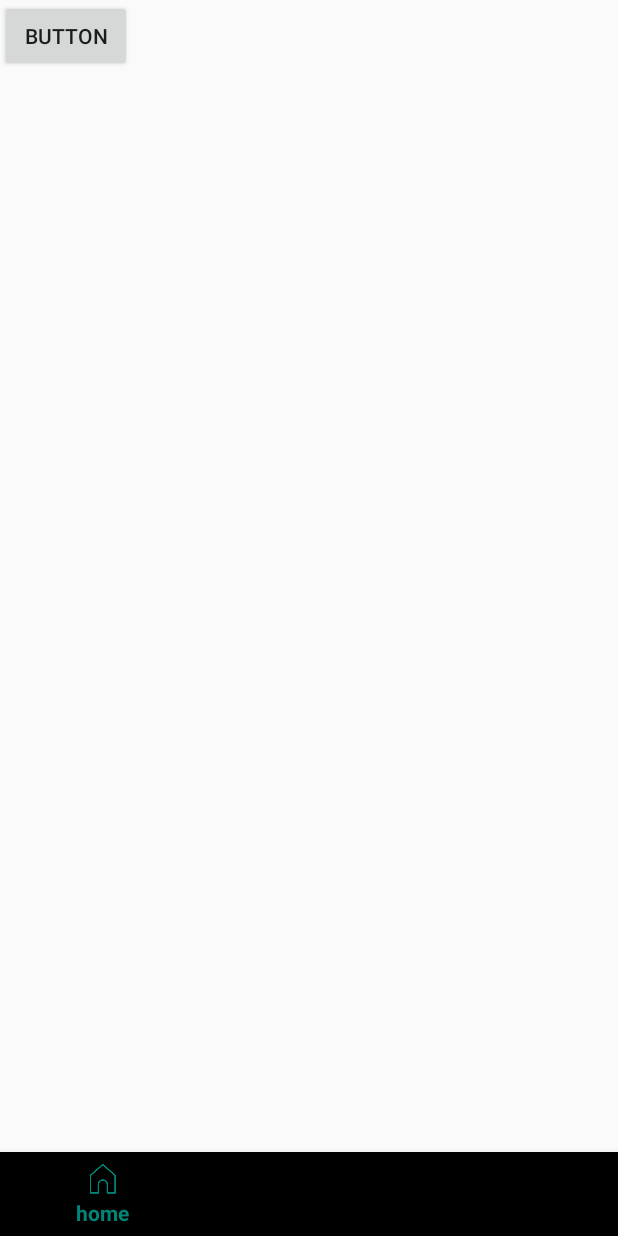
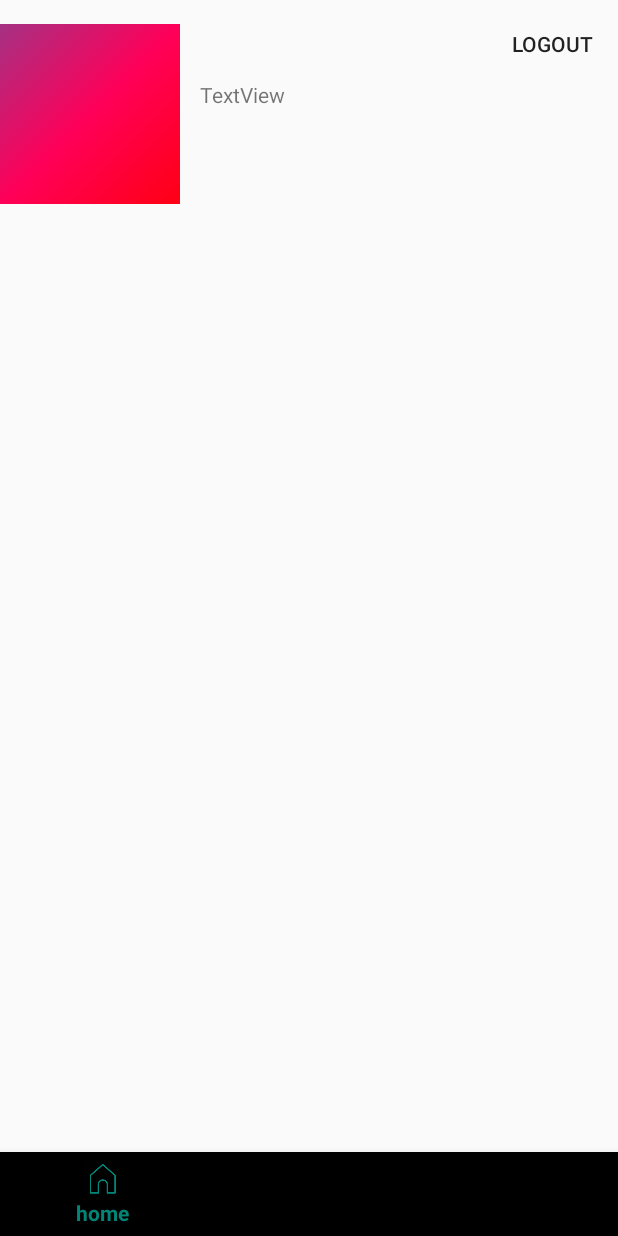
Before and after one commit to aasthashah999/Instagram, an Android app: the fragment profileFragment placed in its activity, on a phone screen of 412 x 824 dp. Run offline under Robolectric (Android 15) with nearby library versions, the phone set to English and light mode, and no system bars; libraries missing offline, so code that uses them is left out: com.parse; pictures from the network do not load; 8 statements that could not run were skipped.

Commit message:
Commit that includes a working profile View with the ability to set a profile image. However, the profile image is not being sent to the server.

```diff
--- a/app/src/main/java/com/example/instagram/fragments/profileFragment.java
+++ b/app/src/main/java/com/example/instagram/fragments/profileFragment.java
@@ -1,11 +1,19 @@
 package com.example.instagram.fragments;
 
 import android.content.Intent;
+import android.database.Cursor;
+import android.graphics.BitmapFactory;
+import android.net.Uri;
 import android.os.Bundle;
+import android.provider.MediaStore;
+import android.util.Log;
 import android.view.LayoutInflater;
 import android.view.View;
 import android.view.ViewGroup;
 import android.widget.Button;
+import android.widget.ImageButton;
+import android.widget.TextView;
+import android.widget.Toast;
 
 import androidx.annotation.NonNull;
 import androidx.annotation.Nullable;
@@ -16,27 +24,50 @@ import androidx.recyclerview.widget.RecyclerView;
 import com.example.instagram.MainActivity;
 import com.example.instagram.Post;
 import com.example.instagram.R;
+import com.example.instagram.postAdapterProfile;
+import com.parse.FindCallback;
+import com.parse.ParseException;
+import com.parse.ParseFile;
 import com.parse.ParseUser;
+import com.parse.SaveCallback;
 
+import java.io.File;
 import java.util.ArrayList;
+import java.util.List;
 
 public class profileFragment extends Fragment {
 
     ArrayList<Post> posts;
     Button logoutButton;
+    ParseUser user;
     RecyclerView profileRV;
-    //postAdapterProfile adapter;
+    postAdapterProfile adapter;
+    TextView tv;
+    ImageButton profileImage;
+    public final int RESULT_LOAD_IMAGE = 20;
+    File file;
 
     @Override
     public void onViewCreated(@NonNull View view, @Nullable Bundle savedInstanceState) {
         super.onViewCreated(view, savedInstanceState);
         profileRV = view.findViewById(R.id.profilerv);
         profileRV.setLayoutManager(new GridLayoutManager(getContext(), 3));
-        //adapter = new postAdapterProfile(posts);
+        posts = new ArrayList<>();
+        adapter = new postAdapterProfile(posts);
         logoutButton = view.findViewById(R.id.logoutButton);
-        posts = new ArrayList<>();
-        //profileRV.setAdapter(adapter);
-        //getPosts();
+        user = ParseUser.getCurrentUser();
+        tv = view.findViewById(R.id.tvprofileUsername);
+        tv.setText(user.getUsername());
+        profileRV.setAdapter(adapter);
+        getPosts();
+        profileImage = view.findViewById(R.id.imageButtonProfile);
+        profileImage.setOnClickListener(new View.OnClickListener() {
+            @Override
+            public void onClick(View view) {
+                openGallery();
+
+            }
+        });
         logoutButton.setOnClickListener(new View.OnClickListener() {
             @Override
             public void onClick(View view) {
@@ -54,26 +85,69 @@ public class profileFragment extends Fragment {
         return inflater.inflate(R.layout.profile, container, false);
     }
 
-//    public void getPosts(){
-//        final Post.Query postsQuery = new Post.Query();
-//        postsQuery.getTop().withUser();
-//        final ParseUser user = ParseUser.getCurrentUser();
-//
-//        postsQuery.findInBackground(new FindCallback<Post>() {
-//            @Override
-//            public void done(List<Post> objects, ParseException e) {
-//                if (e == null){
-//                    for(int i = 0; i < objects.size(); i++){
-//                        Post post = new Post();
-//                        if(post.getUser().getObjectId().equals(user.getObjectId())){
-//                            post = objects.get(i);
-//                            posts.add(0, post);
-//                        }
-//                    }
-//                }else{
-//                    e.printStackTrace();
-//                }
-//            }
-//        });
-//    }
+    public void getPosts(){
+        Toast.makeText(getContext(),user.getUsername(), Toast.LENGTH_LONG ).show();
+        final Post.Query postsQuery = new Post.Query();
+        postsQuery.getTop().withUser();
+        postsQuery.whereEqualTo("user", user);
+        Toast.makeText(getContext(),user.getObjectId(), Toast.LENGTH_LONG ).show();
+        postsQuery.findInBackground(new FindCallback<Post>() {
+            @Override
+            public void done(List<Post> objects, ParseException e) {
+                if (e == null){
+                    for(int i = 0; i < objects.size(); i++){
+                        Toast.makeText(getContext(),"In function", Toast.LENGTH_LONG ).show();
+                        Post post;
+                        post = objects.get(i);
+                        posts.add(0, post);
+                        String size = Integer.toString(posts.size());
+                        Log.d("size", size);
+                        adapter.notifyDataSetChanged();
+                    }
+                }else{
+                    e.printStackTrace();
+                }
+            }
+        });
+    }
+
+    public void openGallery(){
+        Intent galleryIntent = new Intent(Intent.ACTION_PICK,
+                android.provider.MediaStore.Images.Media.EXTERNAL_CONTENT_URI);
+        startActivityForResult(galleryIntent, RESULT_LOAD_IMAGE);
+
+    }
+
+    @Override
+    public void onActivityResult(int requestCode, int resultCode, @Nullable Intent data) {
+        super.onActivityResult(requestCode, resultCode, data);
+
+        Uri selectedImage = data.getData();
+        String[] filePathColumn = {MediaStore.Images.Media.DATA};
+        Cursor cursor = getContext().getContentResolver().query(selectedImage,filePathColumn,null, null, null);
+        cursor.moveToFirst();
+
+        int columnIndex = cursor.getColumnIndex(filePathColumn[0]);
+        String imgDecodableString = cursor.getString(columnIndex);
+        cursor.close();
+        file = new File(selectedImage.getPath());
+        profileImage.setImageBitmap(BitmapFactory.decodeFile(imgDecodableString));
+        saveProfileImage(user, file);
+    }
+
+   public void saveProfileImage(ParseUser user, File file ){
+        user.put("profileImage", new ParseFile(file));
+        user.saveInBackground(new SaveCallback() {
+            @Override
+            public void done(ParseException e) {
+                if(e == null){
+                    Log.d("jnwe", "wdiqd");
+                }else{
+                    e.printStackTrace();
+                }
+
+            }
+        });
+
+    }
 }
--- a/app/src/main/java/com/example/instagram/postAdapterProfile.java
+++ b/app/src/main/java/com/example/instagram/postAdapterProfile.java
@@ -24,7 +24,6 @@ public class postAdapterProfile extends RecyclerView.Adapter<postAdapterProfile.
     @NonNull
     @Override
     public postAdapterProfile.ViewHolder onCreateViewHolder(@NonNull ViewGroup parent, int viewType) {
-        posts = new ArrayList<>();
         context = parent.getContext();
         LayoutInflater inflater = LayoutInflater.from(context);
 
@@ -40,8 +39,9 @@ public class postAdapterProfile extends RecyclerView.Adapter<postAdapterProfile.
     public void onBindViewHolder(@NonNull postAdapterProfile.ViewHolder holder, int position) {
         final Post post = posts.get(position);
         //TODO images
-
-        Glide.with(context).load(post.getImage().getUrl()).into(holder.postImage);
+        if(post.getImage() != null){
+            Glide.with(context).load(post.getImage().getUrl()).into(holder.postImage);
+        }
 
     }
 
--- a/app/src/main/java/com/example/instagram/signUpActivity.java
+++ b/app/src/main/java/com/example/instagram/signUpActivity.java
@@ -22,6 +22,7 @@ import com.parse.ParseException;
 import com.parse.ParseUser;
 import com.parse.SignUpCallback;
 
+import java.io.ByteArrayOutputStream;
 import java.io.File;
 
 public class signUpActivity extends AppCompatActivity {
@@ -116,7 +117,12 @@ public class signUpActivity extends AppCompatActivity {
             int columnIndex = cursor.getColumnIndex(filePathColumn[0]);
             String imgDecodableString = cursor.getString(columnIndex);
             cursor.close();
+            ByteArrayOutputStream stream = new ByteArrayOutputStream();
+            byte[] image = stream.toByteArray();
+
+
             profileImage.setImageBitmap(BitmapFactory.decodeFile(imgDecodableString));
+
         }else{
             Toast.makeText(this, "Please select an image", Toast.LENGTH_LONG).show();
         }
--- a/app/src/main/res/layout/post_item.xml
+++ b/app/src/main/res/layout/post_item.xml
@@ -77,7 +77,7 @@
                 android:layout_marginLeft="13dp"
                 android:layout_marginBottom="25dp"
                 android:background="#00FFFFFF"
-                android:src="@drawable/ic_directimages"
+                android:src="@drawable/ic_dm"
                 app:layout_constraintBottom_toTopOf="@+id/textViewUsername"
                 app:layout_constraintStart_toEndOf="@+id/imageButtonComment"
                 app:layout_constraintTop_toBottomOf="@+id/postImageView" />
--- a/app/src/main/res/layout/profile.xml
+++ b/app/src/main/res/layout/profile.xml
@@ -4,14 +4,15 @@
     xmlns:tools="http://schemas.android.com/tools"
     android:orientation="vertical" android:layout_width="match_parent"
     android:layout_height="match_parent">
+
     <androidx.constraintlayout.widget.ConstraintLayout
         android:layout_width="match_parent"
         android:layout_height="match_parent">
 
         <androidx.recyclerview.widget.RecyclerView
             android:id="@+id/profilerv"
-            android:layout_width="402dp"
-            android:layout_height="563dp"
+            android:layout_width="match_parent"
+            android:layout_height="504dp"
             app:layout_constraintBottom_toBottomOf="parent"
             app:layout_constraintEnd_toEndOf="parent"
             app:layout_constraintStart_toStartOf="parent" />
@@ -20,9 +21,32 @@
             android:id="@+id/logoutButton"
             android:layout_width="wrap_content"
             android:layout_height="wrap_content"
-            android:text="Button"
-            tools:layout_editor_absoluteX="279dp"
-            tools:layout_editor_absoluteY="47dp" />
+            android:layout_marginTop="5dp"
+            android:background="@drawable/button_outline_2"
+            android:text="logout"
+            app:layout_constraintEnd_toEndOf="parent"
+            app:layout_constraintTop_toTopOf="parent" />
+
+        <TextView
+            android:id="@+id/tvprofileUsername"
+            android:layout_width="wrap_content"
+            android:layout_height="wrap_content"
+            android:layout_marginStart="13dp"
+            android:layout_marginLeft="13dp"
+            android:layout_marginTop="53dp"
+            android:text="TextView"
+            app:layout_constraintStart_toEndOf="@+id/imageButtonProfile"
+            app:layout_constraintTop_toTopOf="parent" />
+
+        <ImageButton
+            android:id="@+id/imageButtonProfile"
+            android:layout_width="120dp"
+            android:layout_height="120dp"
+            android:layout_marginTop="16dp"
+            android:background="#00FFFFFF"
+            app:layout_constraintStart_toStartOf="parent"
+            app:layout_constraintTop_toTopOf="parent"
+            app:srcCompat="@drawable/gradient_background" />
     </androidx.constraintlayout.widget.ConstraintLayout>
 
 </LinearLayout>
```
Also changed, not shown: app/src/main/res/layout/profile_item_view.xml (+6 -4 lines), app/src/main/res/drawable-hdpi/ic_dm.png (added), app/src/main/res/drawable-mdpi/ic_dm.png (added), app/src/main/res/drawable-xhdpi/ic_dm.png (added), app/src/main/res/drawable-xxhdpi/ic_dm.png (added), app/src/main/res/drawable-xxxhdpi/ic_dm.png (added).
